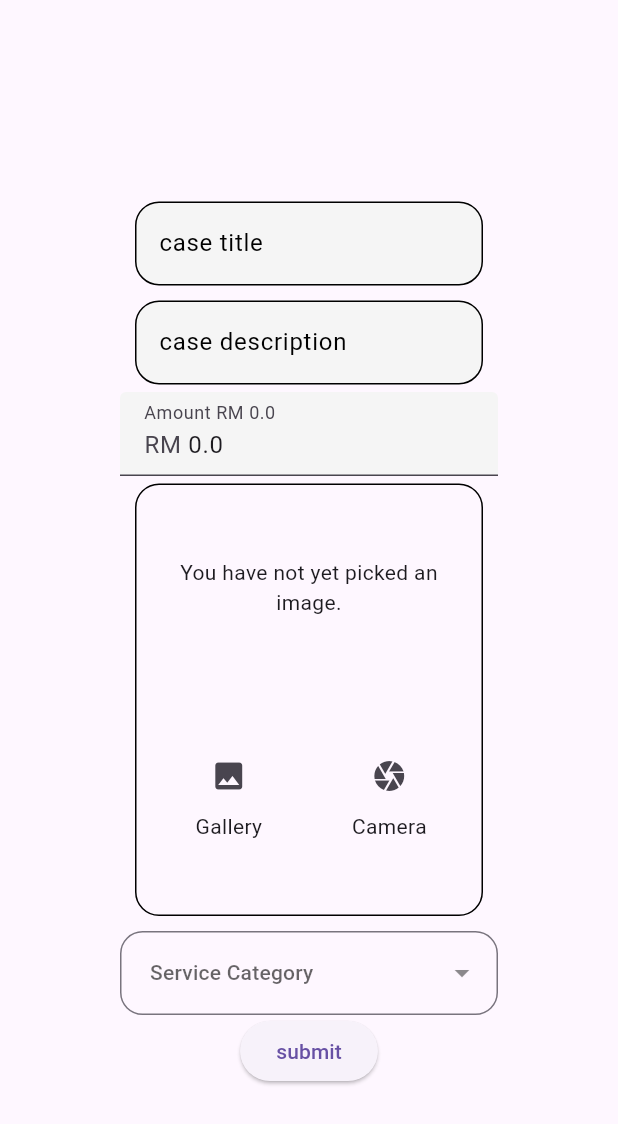
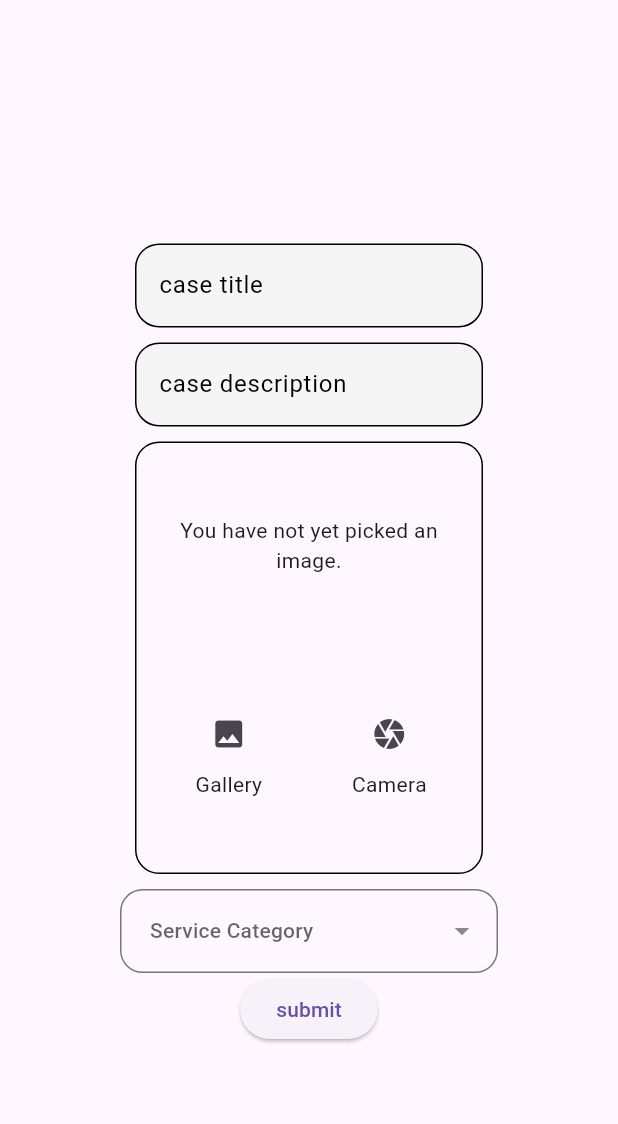
Before and after one commit to luhouyang/nutsnbolts, a Flutter app: the AddCasePage screen opened directly, on a phone screen of 412 x 824 dp. Shown: the top 1124 px of the screen. Run offline on Flutter 3.47's test engine with Material 3 defaults, Android fonts, the phone set to English and light mode, and no system bars; our stand-ins replace animated_bottom_navigation_bar, cloud_firestore, dropdown_button2, firebase_auth, firebase_core, image_cropper and 2 more; missing offline and left inert: firebase_ui_auth, firebase_ui_oauth_google; accounts and stored records are empty.

Commit message:
databases changes

```diff
--- a/lib/entities/case_entity.dart
+++ b/lib/entities/case_entity.dart
@@ -9,7 +9,6 @@ enum CaseEntityAttr {
   caseId("caseId"),
   caseTitle("caseTitle"),
   caseDesc("caseDesc"),
-  clientPrice("clientPrice"),
   type("type");
 
   final String value;
@@ -38,7 +37,6 @@ class CaseEntity {
   GeoPoint technicianLocation; // live location of technician when heading to house?
 
   // during negotiation
-  double clientPrice; // user
   double technicianPrice; // only lowest price gets stored, this price is final price
 
   // after confirm technician
@@ -58,7 +56,6 @@ class CaseEntity {
       required this.technicianName,
       required this.technicianPhoneNo,
       required this.technicianLocation,
-      required this.clientPrice,
       required this.technicianPrice,
       required this.appointment,
       required this.caseResolvedTime,
@@ -79,7 +76,6 @@ class CaseEntity {
       technicianName: map["technicianName"],
       technicianPhoneNo: map["technicianPhoneNo"],
       technicianLocation: map["technicianLocation"],
-      clientPrice: map["clientPrice"],
       technicianPrice: map["technicianPrice"],
       appointment: map["appointment"] as Timestamp,
       caseResolvedTime: map["caseResolvedTime"] as Timestamp,
@@ -101,7 +97,6 @@ class CaseEntity {
       'technicianName': technicianName,
       'technicianPhoneNo': technicianPhoneNo,
       'technicianLocation': technicianLocation,
-      'clientPrice': clientPrice,
       'technicianPrice': technicianPrice,
       'appointment': appointment,
       'caseResolvedTime': caseResolvedTime,
--- a/lib/model/firestore_model.dart
+++ b/lib/model/firestore_model.dart
@@ -49,7 +49,6 @@ class FirestoreModel {
 
     caseEntity.caseTitle = controllers[CaseEntityAttr.caseTitle.value].text;
     caseEntity.caseDesc = controllers[CaseEntityAttr.caseDesc.value].text;
-    caseEntity.clientPrice = double.parse(controllers[CaseEntityAttr.clientPrice.value].text);
 
     caseEntity.clientName = userUsecase.userEntity.userName;
     caseEntity.clientPhoneNo = userUsecase.userEntity.phoneNo;
--- a/lib/pages/add_case_page.dart
+++ b/lib/pages/add_case_page.dart
@@ -8,7 +8,6 @@ import 'package:nutsnbolts/entities/case_entity.dart';
 import 'package:nutsnbolts/entities/enums/enums.dart';
 import 'package:nutsnbolts/model/firestore_model.dart';
 import 'package:nutsnbolts/usecases/user_usecase.dart';
-import 'package:nutsnbolts/widgets/my_money_field.dart';
 import 'package:provider/provider.dart';
 
 class AddCasePage extends StatefulWidget {
@@ -21,7 +20,6 @@ class AddCasePage extends StatefulWidget {
 class _AddCasePageState extends State<AddCasePage> {
   TextEditingController caseTitleController = TextEditingController();
   TextEditingController caseDescController = TextEditingController();
-  TextEditingController moneyController = TextEditingController(text: "0.0");
 
   String? serviceType;
   final _formKey = GlobalKey<FormState>();
@@ -31,7 +29,6 @@ class _AddCasePageState extends State<AddCasePage> {
     Map<String, dynamic> controllers = {
       CaseEntityAttr.caseTitle.value: caseTitleController,
       CaseEntityAttr.caseDesc.value: caseDescController,
-      CaseEntityAttr.clientPrice.value: moneyController
     };
 
     return Scaffold(
@@ -99,7 +96,6 @@ class _AddCasePageState extends State<AddCasePage> {
                       ),
                     ),
                   ),
-                  MyMoneyTextField(controller: moneyController),
                   imagePickerWidget(), // ui is at line 220-326
                   DropdownButtonFormField2<String>(
                     isExpanded: true,
--- a/lib/testdata/test_data.dart
+++ b/lib/testdata/test_data.dart
@@ -17,7 +17,6 @@ class TestData {
       technicianName: 'technicianName',
       technicianPhoneNo: 'technicianPhoneNo',
       technicianLocation: const GeoPoint(82.44, 87.05),
-      clientPrice: 20,
       technicianPrice: 22.5,
       appointment: Timestamp.fromDate(DateTime.now()),
       caseResolvedTime: Timestamp.fromDate(DateTime.now()));
```
Also changed, not shown: 3 other files.
